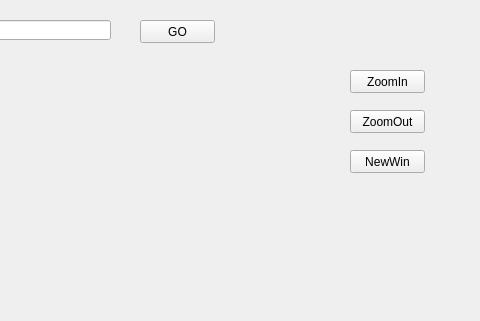
Old version of the form QtCef/QtCef/qtcef.ui in the repository fuyanzhi1234/DevelopQt; both pictures show x 720 to 1200 and y 0 to 321 of the 1200 by 870 pixel window.
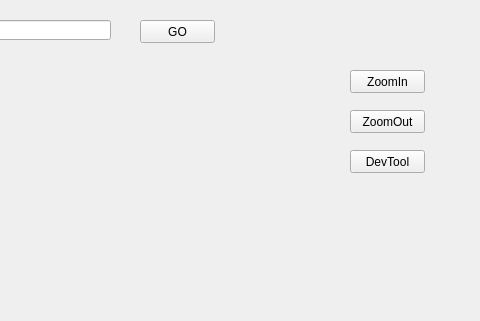
New version of the form.

Diff of the .ui file:
```diff
--- a/QtCef/QtCef/qtcef.ui
+++ b/QtCef/QtCef/qtcef.ui
@@ -50,7 +50,7 @@
      </rect>
     </property>
     <property name="text">
-     <string>NewWin</string>
+     <string>DevTool</string>
     </property>
    </widget>
    <widget class="QLineEdit" name="lineEdit_url">
```
